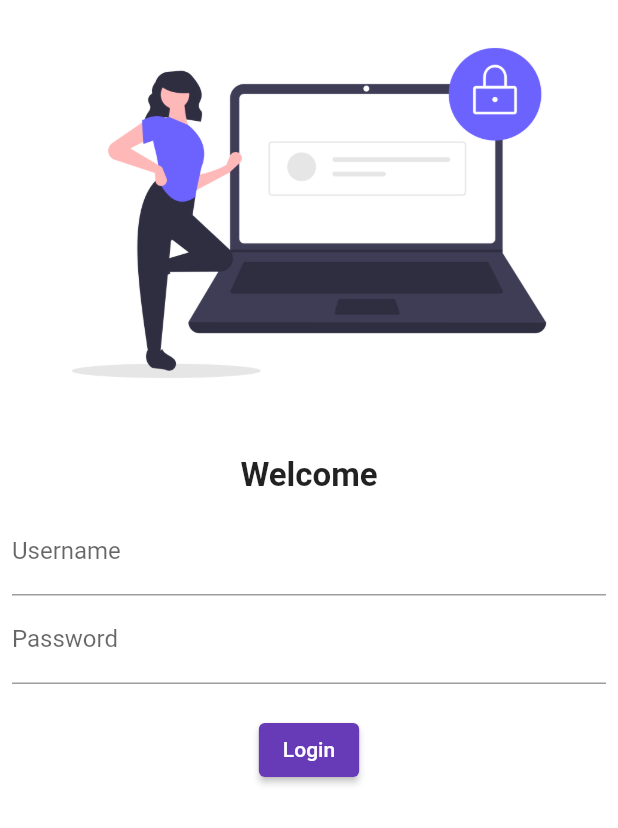
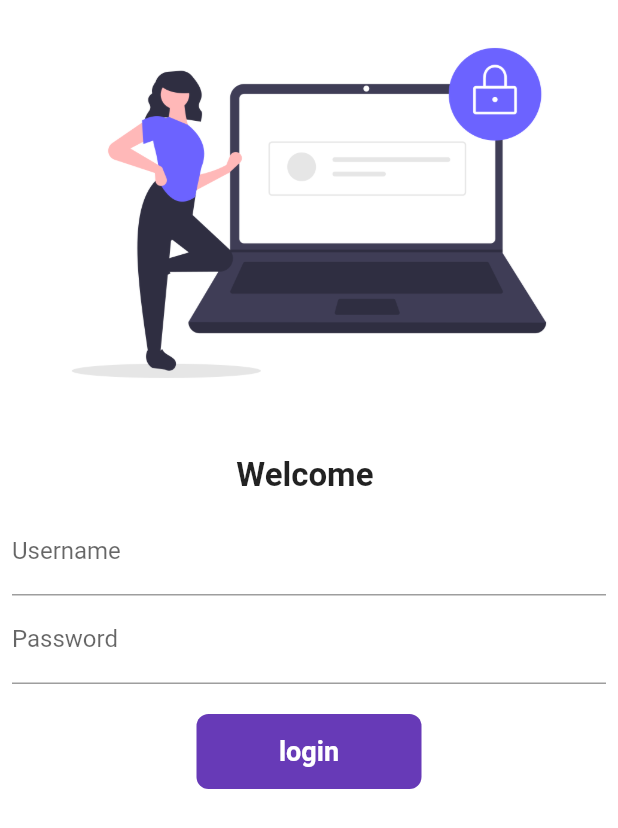
Before and after one commit to AkritiSubedi/Day-4, a Flutter app: the screen it shows after launch, on a phone screen of 412 x 824 dp. Shown: the top 828 px of the screen. Run offline on Flutter 3.47's test engine with Material 2 defaults, Android fonts, the phone set to English and light mode, and no system bars.

Commit message:
flutter-day-6 completed

```diff
--- a/lib/Pages/login_page.dart
+++ b/lib/Pages/login_page.dart
@@ -2,8 +2,18 @@
 
 import 'package:flutter/material.dart';
 
-class LoginPage extends StatelessWidget {
+import '../utilis/routes.dart';
+
+class LoginPage extends StatefulWidget {
   const LoginPage({super.key});
+
+  @override
+  State<LoginPage> createState() => _LoginPageState();
+}
+
+class _LoginPageState extends State<LoginPage> {
+  String name = "";
+  bool changeButton = false;
 
   @override
   Widget build(BuildContext context) {
@@ -19,7 +29,7 @@ class LoginPage extends StatelessWidget {
               height: 20,
             ),
             Text(
-              "Welcome",
+              "Welcome $name",
               style: TextStyle(fontSize: 22, fontWeight: FontWeight.bold),
             ),
             Padding(
@@ -31,6 +41,10 @@ class LoginPage extends StatelessWidget {
                       hintText: "Enter Username",
                       labelText: "Username",
                     ),
+                    onChanged: (value) {
+                      name = value;
+                      setState(() {});
+                    },
                   ),
                   TextFormField(
                     obscureText: true,
@@ -42,13 +56,39 @@ class LoginPage extends StatelessWidget {
                   SizedBox(
                     height: 20,
                   ),
-                  ElevatedButton(
-                    child: Text("Login"),
-                    style: TextButton.styleFrom(),
-                    onPressed: () {
-                      print("Hello Akriti");
+                  InkWell(
+                    onTap: () async {
+                      setState(() {
+                        changeButton = true;
+                      });
+                      await Future.delayed(Duration(seconds: 1));
+                      Navigator.pushNamed(context, MyRoutes.homeRoute);
                     },
+                    child: AnimatedContainer(
+                      duration: Duration(seconds: 1),
+                      width: changeButton ? 50 : 150,
+                      height: 50,
+                      alignment: Alignment.center,
+                      child: changeButton
+                      ?Icon(Icons.done,color: Colors.white,): Text(
+                        "login",
+                        style: TextStyle(
+                            color: Colors.white,
+                            fontWeight: FontWeight.bold,
+                            fontSize: 18),
+                      ),
+                      decoration: BoxDecoration(
+                          color: Colors.deepPurple,
+                          borderRadius: BorderRadius.circular(changeButton ? 50: 8)),
+                    ),
                   )
+                  //ElevatedButton(
+                  //child: Text("Login"),
+                  //style: TextButton.styleFrom(),
+                  //onPressed: () {
+                  //print("Hello Akriti");
+                  //},
+                  //)
                 ],
               ),
             ),
--- a/lib/main.dart
+++ b/lib/main.dart
@@ -3,6 +3,7 @@
 import 'package:flutter/material.dart';
 import 'package:flutter_application_1/Pages/home_page.dart';
 import 'package:flutter_application_1/Pages/login_page.dart';
+import 'package:flutter_application_1/utilis/routes.dart';
 
 void main() {
   runApp(MyApp());
@@ -14,13 +15,16 @@ class MyApp extends StatelessWidget {
   @override
   Widget build(BuildContext context) {
     return MaterialApp(
+      debugShowCheckedModeBanner: false,
       themeMode: ThemeMode.light,
-      theme: ThemeData(primarySwatch: Colors.deepPurple),
+      theme: ThemeData(
+        primarySwatch: Colors.deepPurple,
+      ),
       darkTheme: ThemeData(brightness: Brightness.dark),
-      initialRoute: "/Loginpage",
+      initialRoute: "/",
       routes: {
         "/": (context) => LoginPage(),
-        "/home": (context) => Homepage(),
+        MyRoutes.homeRoute: (context) => Homepage(),
         "/login": (context) => LoginPage()
       },
     );
--- /dev/null
+++ b/lib/utilis/routes.dart
@@ -0,0 +1,4 @@
+class MyRoutes {
+  static String loginRoute = "/login";
+  static String homeRoute = "/Home";
+}
```
